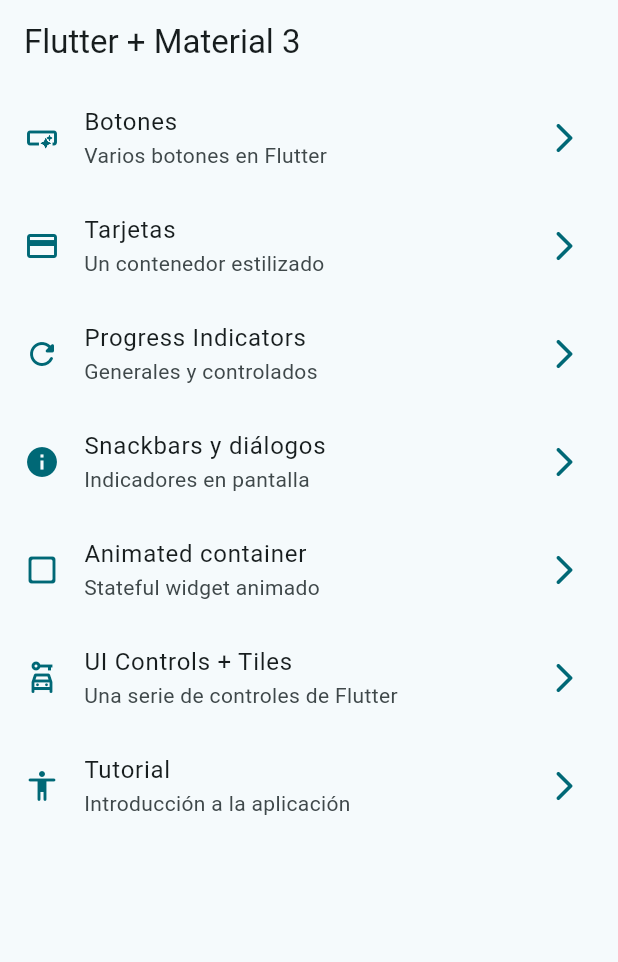
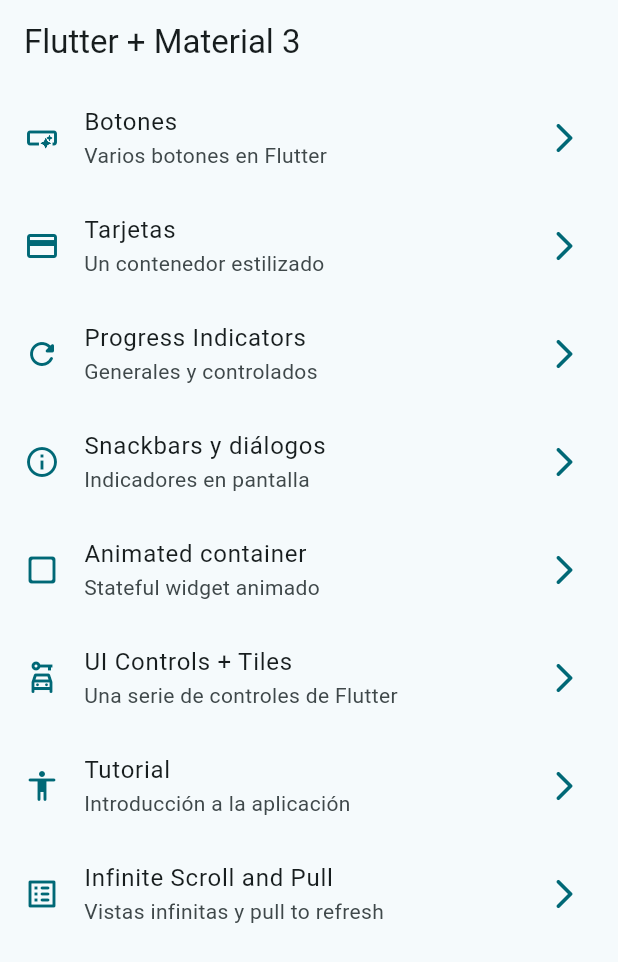
Before and after one commit to emilio-gajardo/widgets_app, a Flutter app: the screen it shows after launch, on a phone screen of 412 x 824 dp. Shown: the top 962 px of the screen. Run offline on Flutter 3.47's test engine with Material 2 defaults, Android fonts, the phone set to English and light mode, and no system bars; our stand-ins replace animate_do, go_router.

```diff
--- a/lib/config/menu/menu_items.dart
+++ b/lib/config/menu/menu_items.dart
@@ -37,7 +37,7 @@ const appMenuItems = <MenuItem>[
     title: 'Snackbars y diálogos',
     subTitle: 'Indicadores en pantalla',
     link: '/snackbars',
-    icon: Icons.info
+    icon: Icons.info_outline
   ),
   MenuItem(
     title: 'Animated container',
@@ -57,5 +57,11 @@ const appMenuItems = <MenuItem>[
     link: '/tutorial',
     icon: Icons.accessibility_rounded
   ),
+  MenuItem(
+    title: 'Infinite Scroll and Pull',
+    subTitle: 'Vistas infinitas y pull to refresh',
+    link: '/infinite',
+    icon: Icons.list_alt_rounded
+  ),
 
 ];
--- a/lib/config/router/app_router.dart
+++ b/lib/config/router/app_router.dart
@@ -42,9 +42,9 @@ final appRouter = GoRouter(
       builder: (context, state) => const UiControlsScreen(),
     ),
     GoRoute(
-      path: '/tutorial',
-      name: AppTutorialScreen.name,
-      builder: (context, state) => const AppTutorialScreen(),
+      path: '/infinite',
+      name: InfiniteScrollScreen.name,
+      builder: (context, state) => const InfiniteScrollScreen(),
     ),
   ],
 );
```
Also changed, not shown: lib/presentation/screens/infinte_scroll/infinite_scroll_screen.dart (+81 -2 lines).
